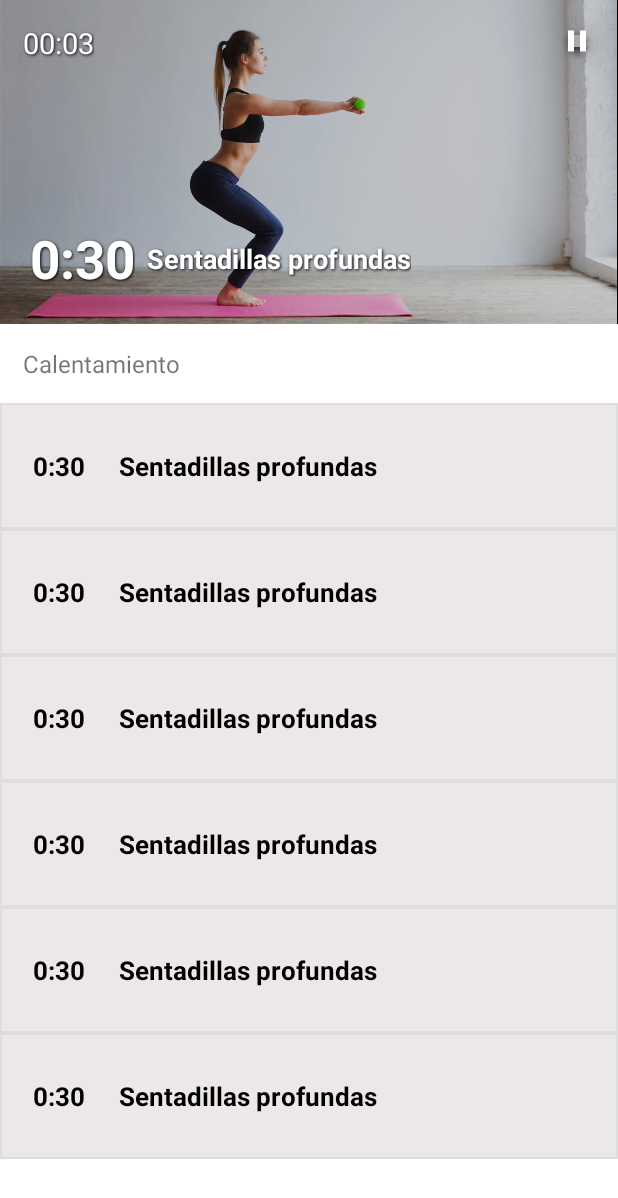
After one commit to inesmarca/FittyApp, an Android app: the layout ejecucion_rutina.xml on its own in the app's theme, with its tools: preview values and no code run, on a phone screen of 412 x 824 dp. The commit adds this screen. Shown: the top 1198 px of the screen. Run offline under Robolectric (Android 15) with nearby library versions, the phone set to English and light mode, and no system bars.

Commit message:
Nuevo input de gender y layout de ejecucion vertical

```diff
--- a/app/src/main/java/com/example/fitty/SignupActivity.java
+++ b/app/src/main/java/com/example/fitty/SignupActivity.java
@@ -2,6 +2,7 @@ package com.example.fitty;
 
 import android.app.DatePickerDialog;
 import android.content.Context;
+import android.content.DialogInterface;
 import android.content.Intent;
 import android.os.Bundle;
 import android.text.Editable;
@@ -17,6 +18,7 @@ import android.widget.Toast;
 
 import androidx.annotation.NonNull;
 import androidx.annotation.Nullable;
+import androidx.appcompat.app.AlertDialog;
 import androidx.appcompat.app.AppCompatActivity;
 
 import com.example.fitty.databinding.SignupActivityBinding;
@@ -134,42 +136,11 @@ public class SignupActivity extends AppCompatActivity {
         });
 
 
-        genders = new String[]{getString(R.string.hint_gender), getString(R.string.female), getString(R.string.male), getString(R.string.other)};
-        binding.spinnerGender.setOnItemSelectedListener(new AdapterView.OnItemSelectedListener() {
-            @Override
-            public void onItemSelected(AdapterView<?> adapterView, View view, int i, long l) {
-                //Si i == 0 entonces no selecciono un genero aun
-               /* if(i != 0) {
-                    //A completar
-                    // en genders[i] esta el sexo seleccionado
+        genders = new String[]{getString(R.string.female), getString(R.string.male), getString(R.string.other)};
+        binding.txtGender.getEditText().setOnClickListener(v -> {
+            selectGender();
+        });
 
-
-                }*/
-                switch (i) {
-                    case (0):
-                        gender = null;
-                        //Toast.makeText(getApplicationContext(),R.string.genderError,Toast.LENGTH_SHORT).show();
-
-                        break;
-                    case (1):
-                        gender = "female";
-                        break;
-                    case (2):
-                        gender = "male";
-                        break;
-                    case (3):
-                        gender = "other";
-                        break;
-
-                }
-            }
-
-            @Override
-            public void onNothingSelected(AdapterView<?> adapterView) {
-                Toast.makeText(getApplicationContext(), R.string.genderError, Toast.LENGTH_SHORT).show();
-
-            }
-        });
         binding.btnSignup.setOnClickListener(v -> {
             try {
                 FittyApp app = (FittyApp) getApplication();
@@ -199,11 +170,30 @@ public class SignupActivity extends AppCompatActivity {
             }
 
         });
-        ArrayAdapter gendersAdapter = new ArrayAdapter(this, R.layout.gender_spinner, genders); //android.R.layout.simple_spinner_item
-        gendersAdapter.setDropDownViewResource(android.R.layout.simple_spinner_dropdown_item);
-        binding.spinnerGender.setAdapter(gendersAdapter);
 
+    }
 
+    private void selectGender() {
+        AlertDialog.Builder builder = new AlertDialog.Builder(this);
+        builder.setTitle(getString(R.string.hint_gender));
+        builder.setItems(genders, new DialogInterface.OnClickListener() {
+            @Override
+            public void onClick(DialogInterface dialog, int which) {
+                switch (which) {
+                    case (0):
+                        gender = "female";
+                        break;
+                    case (1):
+                        gender = "male";
+                        break;
+                    case (2):
+                        gender = "other";
+                        break;
+                }
+                binding.txtGender.getEditText().setText(genders[which]);
+            }
+        });
+        builder.show();
     }
 
 
--- /dev/null
+++ b/app/src/main/res/drawable/custom_button_shadow.xml
@@ -0,0 +1,24 @@
+<?xml version="1.0" encoding="utf-8"?>
+<layer-list xmlns:android="http://schemas.android.com/apk/res/android">
+    <!--the shadow comes from here-->
+    <item
+        android:bottom="0dp"
+        android:drawable="@android:drawable/dialog_holo_light_frame"
+        android:left="0dp"
+        android:right="0dp"
+        android:top="0dp">
+
+    </item>
+
+    <item
+        android:bottom="0dp"
+        android:left="0dp"
+        android:right="0dp"
+        android:top="0dp">
+        <!--whatever you want in the background, here i preferred solid white -->
+        <shape android:shape="rectangle">
+            <solid android:color="@android:color/darker_gray" />
+
+        </shape>
+    </item>
+</layer-list>
--- /dev/null
+++ b/app/src/main/res/drawable/exercise_execution_border_with_bg.xml
@@ -0,0 +1,20 @@
+<?xml version="1.0" encoding="utf-8"?>
+<layer-list xmlns:android="http://schemas.android.com/apk/res/android" >
+    <item>
+        <shape
+            android:shape="rectangle">
+            <stroke android:width="1dp" android:color="#FF000000" />
+            <solid android:color="#ede8e8" />
+
+        </shape>
+    </item>
+
+    <item android:top="0.3sp" android:bottom="0sp">
+        <shape
+            android:shape="rectangle">
+            <stroke android:width="1dp" android:color="#FFDDDDDD" />
+            <solid android:color="#00000000" />
+        </shape>
+    </item>
+
+</layer-list>
--- /dev/null
+++ b/app/src/main/res/drawable/ic_baseline_pause_24.xml
@@ -0,0 +1,10 @@
+<vector xmlns:android="http://schemas.android.com/apk/res/android"
+    android:width="24dp"
+    android:height="24dp"
+    android:viewportWidth="24"
+    android:viewportHeight="24"
+    android:tint="?attr/colorControlNormal">
+  <path
+      android:fillColor="@android:color/white"
+      android:pathData="M6,19h4L10,5L6,5v14zM14,5v14h4L18,5h-4z"/>
+</vector>
--- /dev/null
+++ b/app/src/main/res/drawable/ic_baseline_play_arrow_24.xml
@@ -0,0 +1,10 @@
+<vector xmlns:android="http://schemas.android.com/apk/res/android"
+    android:width="24dp"
+    android:height="24dp"
+    android:viewportWidth="24"
+    android:viewportHeight="24"
+    android:tint="?attr/colorControlNormal">
+  <path
+      android:fillColor="@android:color/white"
+      android:pathData="M8,5v14l11,-7z"/>
+</vector>
--- /dev/null
+++ b/app/src/main/res/layout/ejecucion_rutina.xml
@@ -0,0 +1,273 @@
+<?xml version="1.0" encoding="utf-8"?>
+<LinearLayout xmlns:android="http://schemas.android.com/apk/res/android"
+    xmlns:app="http://schemas.android.com/apk/res-auto"
+    android:orientation="vertical"
+    android:layout_width="match_parent"
+    android:layout_height="match_parent">
+
+
+    <!-- Esta es la cabecera -->
+    <androidx.constraintlayout.widget.ConstraintLayout
+        android:layout_width="match_parent"
+        android:layout_height="wrap_content" >
+        <!-- Este imageview esta puesto de forma temporal. En su lugar
+        deberia ir el video de youtube. Si no hay video, ahí si va una imagen
+        predefinida -->
+        <LinearLayout
+            android:layout_width="match_parent"
+            android:layout_height="216dp"
+            android:orientation="vertical"
+            android:background="@color/black"
+            app:layout_constraintTop_toTopOf="parent" />
+        <ImageView
+            android:alpha="0.8"
+            android:backgroundTint="@color/black"
+            android:layout_width="match_parent"
+            android:layout_height="216dp"
+            android:scaleType="fitStart"
+            android:src="@drawable/sample_training_image"
+            app:layout_constraintTop_toTopOf="parent" />
+
+        <TextView
+            app:layout_constraintTop_toTopOf="parent"
+            app:layout_constraintStart_toStartOf="parent"
+            android:layout_width="wrap_content"
+            android:layout_height="wrap_content"
+            android:text="00:03"
+            android:textColor="@color/white"
+            android:layout_marginStart="15dp"
+            android:layout_marginTop="15dp"
+            android:textSize="19sp"
+            android:shadowColor="@color/black"
+            android:shadowDx="1"
+            android:shadowDy="1"
+            android:shadowRadius="2" />
+
+
+        <!-- Para ver el play: android:src="@drawable/ic_baseline_play_arrow_24" -->
+        <ImageButton
+            app:layout_constraintTop_toTopOf="parent"
+            app:layout_constraintEnd_toEndOf="parent"
+            android:layout_width="24dp"
+            android:layout_height="24dp"
+            android:padding="6dp"
+            android:layout_marginTop="15dp"
+            android:layout_marginEnd="15dp"
+            android:src="@drawable/ic_baseline_pause_24"
+            android:tint="@color/white"
+            android:elevation="13dp"
+            android:outlineSpotShadowColor="@color/black"
+            android:outlineAmbientShadowColor="@color/black"
+            android:background="@drawable/custom_button_shadow" />
+
+        <LinearLayout
+            android:layout_width="wrap_content"
+            android:layout_height="wrap_content"
+            android:orientation="horizontal"
+            android:layout_marginStart="20dp"
+            android:layout_marginBottom="20dp"
+            app:layout_constraintBottom_toBottomOf="parent"
+            app:layout_constraintStart_toStartOf="parent">
+            <TextView
+                android:layout_width="wrap_content"
+                android:layout_height="wrap_content"
+                android:text="0:30"
+                android:textSize="35sp"
+                android:textColor="@color/white"
+                android:textStyle="bold"
+                android:shadowColor="@color/black"
+                android:shadowDx="1"
+                android:shadowDy="1"
+                android:shadowRadius="2"/>
+            <TextView
+                android:layout_width="wrap_content"
+                android:layout_height="wrap_content"
+                android:text="Sentadillas profundas"
+                android:textColor="@color/white"
+                android:textStyle="bold"
+                android:textSize="18sp"
+                android:layout_marginStart="8dp"
+                android:layout_gravity="center_vertical"
+                android:shadowColor="@color/black"
+                android:shadowDx="1"
+                android:shadowDy="1"
+                android:shadowRadius="2"/>
+
+        </LinearLayout>
+
+
+
+
+    </androidx.constraintlayout.widget.ConstraintLayout>
+    <!-- Fin de la cabecera -->
+
+
+    <TextView
+        android:layout_width="match_parent"
+        android:layout_height="wrap_content"
+        android:text="Calentamiento"
+        android:layout_marginVertical="15dp"
+        android:layout_marginStart="15dp"
+        android:textSize="16sp"/>
+
+    <LinearLayout
+        android:layout_width="match_parent"
+        android:layout_height="wrap_content"
+        android:orientation="horizontal"
+
+        android:background="@drawable/exercise_execution_border_with_bg"
+        android:paddingVertical="30dp">
+        <TextView
+            android:layout_width="0dp"
+            android:layout_weight="0.2"
+            android:layout_height="wrap_content"
+            android:textAlignment="center"
+            android:text="0:30"
+            android:textColor="@color/black"
+            android:textSize="17sp"
+            android:textStyle="bold"/>
+        <TextView
+            android:layout_width="0dp"
+            android:layout_weight="0.8"
+            android:layout_height="wrap_content"
+            android:textAlignment="textStart"
+            android:layout_marginEnd="15dp"
+            android:text="Sentadillas profundas"
+            android:textColor="@color/black"
+            android:textSize="17sp"
+            android:textStyle="bold"/>
+    </LinearLayout>
+    <LinearLayout
+        android:layout_width="match_parent"
+        android:layout_height="wrap_content"
+        android:orientation="horizontal"
+        android:background="@drawable/exercise_execution_border_with_bg"
+        android:paddingVertical="30dp">
+        <TextView
+            android:layout_width="0dp"
+            android:layout_weight="0.2"
+            android:layout_height="wrap_content"
+            android:textAlignment="center"
+            android:text="0:30"
+            android:textColor="@color/black"
+            android:textSize="17sp"
+            android:textStyle="bold"/>
+        <TextView
+            android:layout_width="0dp"
+            android:layout_weight="0.8"
+            android:layout_height="wrap_content"
+            android:textAlignment="textStart"
+            android:layout_marginEnd="15dp"
+            android:text="Sentadillas profundas"
+            android:textColor="@color/black"
+            android:textSize="17sp"
+            android:textStyle="bold"/>
+    </LinearLayout><LinearLayout
+    android:layout_width="match_parent"
+    android:layout_height="wrap_content"
+    android:orientation="horizontal"
+    android:background="@drawable/exercise_execution_border_with_bg"
+    android:paddingVertical="30dp">
+    <TextView
+        android:layout_width="0dp"
+        android:layout_weight="0.2"
+        android:layout_height="wrap_content"
+        android:textAlignment="center"
+        android:text="0:30"
+        android:textColor="@color/black"
+        android:textSize="17sp"
+        android:textStyle="bold"/>
+    <TextView
+        android:layout_width="0dp"
+        android:layout_weight="0.8"
+        android:layout_height="wrap_content"
+        android:textAlignment="textStart"
+        android:layout_marginEnd="15dp"
+        android:text="Sentadillas profundas"
+        android:textColor="@color/black"
+        android:textSize="17sp"
+        android:textStyle="bold"/>
+</LinearLayout><LinearLayout
+    android:layout_width="match_parent"
+    android:layout_height="wrap_content"
+    android:orientation="horizontal"
+    android:background="@drawable/exercise_execution_border_with_bg"
+    android:paddingVertical="30dp">
+    <TextView
+        android:layout_width="0dp"
+        android:layout_weight="0.2"
+        android:layout_height="wrap_content"
+        android:textAlignment="center"
+        android:text="0:30"
+        android:textColor="@color/black"
+        android:textSize="17sp"
+        android:textStyle="bold"/>
+    <TextView
+        android:layout_width="0dp"
+        android:layout_weight="0.8"
+        android:layout_height="wrap_content"
+        android:textAlignment="textStart"
+        android:layout_marginEnd="15dp"
+        android:text="Sentadillas profundas"
+        android:textColor="@color/black"
+        android:textSize="17sp"
+        android:textStyle="bold"/>
+</LinearLayout>
+    <LinearLayout
+        android:layout_width="match_parent"
+        android:layout_height="wrap_content"
+        android:orientation="horizontal"
+        android:background="@drawable/exercise_execution_border_with_bg"
+        android:paddingVertical="30dp">
+        <TextView
+            android:layout_width="0dp"
+            android:layout_weight="0.2"
+            android:layout_height="wrap_content"
+            android:textAlignment="center"
+            android:text="0:30"
+            android:textColor="@color/black"
+            android:textSize="17sp"
+            android:textStyle="bold"/>
+        <TextView
+            android:layout_width="0dp"
+            android:layout_weight="0.8"
+            android:layout_height="wrap_content"
+            android:textAlignment="textStart"
+            android:layout_marginEnd="15dp"
+            android:text="Sentadillas profundas"
+            android:textColor="@color/black"
+            android:textSize="17sp"
+            android:textStyle="bold"/>
+    </LinearLayout>
+    <LinearLayout
+        android:layout_width="match_parent"
+        android:layout_height="wrap_content"
+        android:orientation="horizontal"
+        android:background="@drawable/exercise_execution_border_with_bg"
+        android:paddingVertical="30dp">
+        <TextView
+            android:layout_width="0dp"
+            android:layout_weight="0.2"
+            android:layout_height="wrap_content"
+            android:textAlignment="center"
+            android:text="0:30"
+            android:textColor="@color/black"
+            android:textSize="17sp"
+            android:textStyle="bold"/>
+        <TextView
+            android:layout_width="0dp"
+            android:layout_weight="0.8"
+            android:layout_height="wrap_content"
+            android:textAlignment="textStart"
+            android:layout_marginEnd="15dp"
+            android:text="Sentadillas profundas"
+            android:textColor="@color/black"
+            android:textSize="17sp"
+            android:textStyle="bold"/>
+    </LinearLayout>
+    <!-- Listado de ejercicios -->
+    <!-- Fin del listado de ejercicios -->
+
+
+
+</LinearLayout>
--- a/app/src/main/res/layout/signup_activity.xml
+++ b/app/src/main/res/layout/signup_activity.xml
@@ -85,12 +85,25 @@
                         android:layout_width="match_parent"
                         android:layout_height="wrap_content"/>
                 </com.google.android.material.textfield.TextInputLayout>
-                <Spinner
-                    android:id="@+id/spinnerGender"
+
+                <com.google.android.material.textfield.TextInputLayout
+                    android:id="@+id/txtGender"
+                    style="@style/Widget.MaterialComponents.TextInputLayout.FilledBox.Dense"
                     android:layout_width="0dp"
-                    android:layout_height="match_parent"
-                    android:layout_marginStart="10dp"
-                    android:layout_weight="0.5" />
+                    android:layout_weight="0.5"
+                    android:layout_height="wrap_content"
+                    app:boxBackgroundColor="@color/transparent"
+                    android:hint="@string/hint_gender"
+                    android:textColor="@color/black"
+                    android:textColorHint="@color/black"
+                    android:layout_marginStart="10dp">
+                    <com.google.android.material.textfield.TextInputEditText
+                        android:inputType="text"
+                        android:focusable="false"
+                        android:textSize="18sp"
+                        android:layout_width="match_parent"
+                        android:layout_height="wrap_content"/>
+                </com.google.android.material.textfield.TextInputLayout>
             </LinearLayout>
             <com.google.android.material.button.MaterialButton
                 android:id="@+id/btnSignupNext"
```
Also changed, not shown: app/src/main/res/drawable/sample_training_image.png (added).
